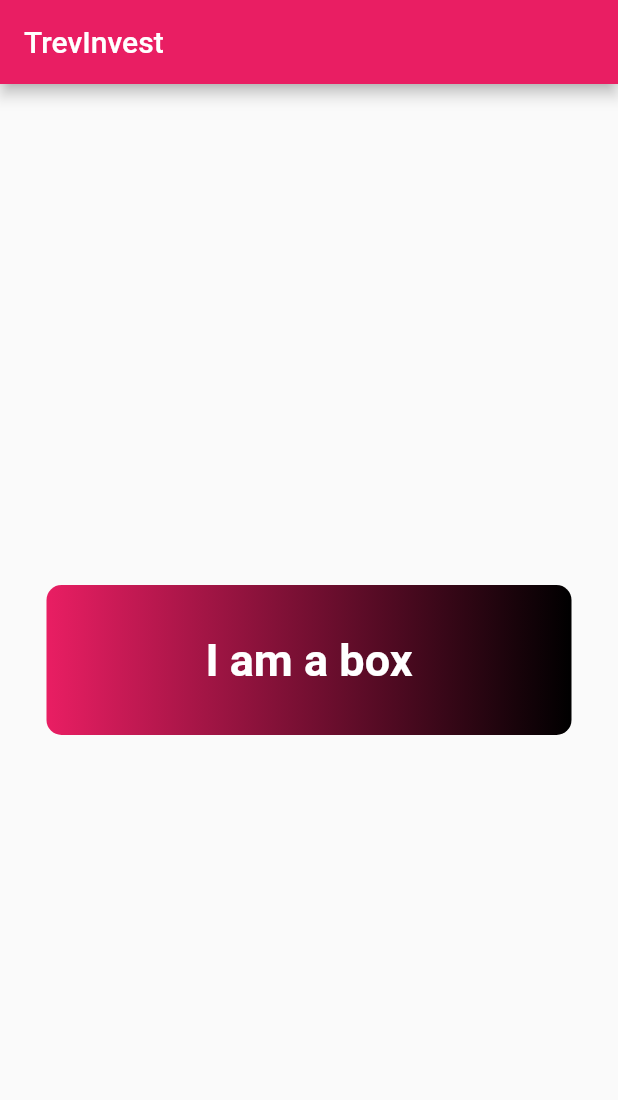
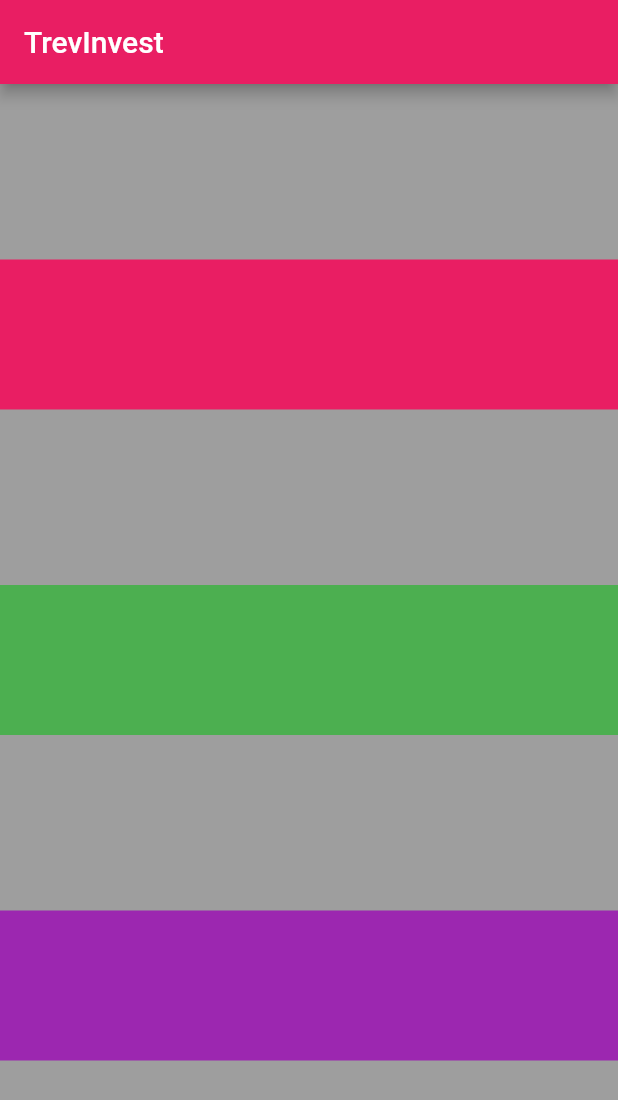
Before and after one commit to drex007/firstapp, a Flutter app: the screen it shows after launch, on a phone screen of 412 x 824 dp. Shown: the top 1100 px of the screen. Run offline on Flutter 3.47's test engine with Material 2 defaults, Android fonts, the phone set to English and light mode, and no system bars.

Commit message:
rows and columns

```diff
--- a/lib/main.dart
+++ b/lib/main.dart
@@ -20,29 +20,44 @@ class Homepage extends StatelessWidget {
       appBar: AppBar(
         title: Text("TrevInvest"),
       ),
-      body: Center(
-        child: Container(
+      body: Container(
+        width: 700,
+        color: Colors.grey,
+        child: Column(
+          crossAxisAlignment: CrossAxisAlignment.stretch,
+          mainAxisAlignment: MainAxisAlignment.spaceEvenly,
+          children: [
+            Container(
          padding: const EdgeInsets.all(8),
 
-         width: 350,
+         width: 100,
          height: 100,
          alignment: Alignment.center,
-         decoration: BoxDecoration(
-           color: Colors.pink,
-           borderRadius: BorderRadius.circular(10),
-           gradient: LinearGradient(colors: [
-             Colors.pink,
-             Colors.black,
-           ]),
+         color:  Colors.pink,
 
-         ),
-         child: Text("I am a box",
-         textAlign: TextAlign.center,
-         style: TextStyle(
-           fontSize: 30,
-           color: Colors.white,
-           fontWeight: FontWeight.bold,
-         )),
+
+        ),
+        Container(
+         padding: const EdgeInsets.all(8),
+
+         width: 100,
+         height: 100,
+         alignment: Alignment.center,
+         color:  Colors.green,
+
+
+        ),
+        Container(
+         padding: const EdgeInsets.all(8),
+
+         width: 100,
+         height: 100,
+         alignment: Alignment.center,
+         color:  Colors.purple,
+
+
+        ),
+          ],
         ),
       ),
     );
```
